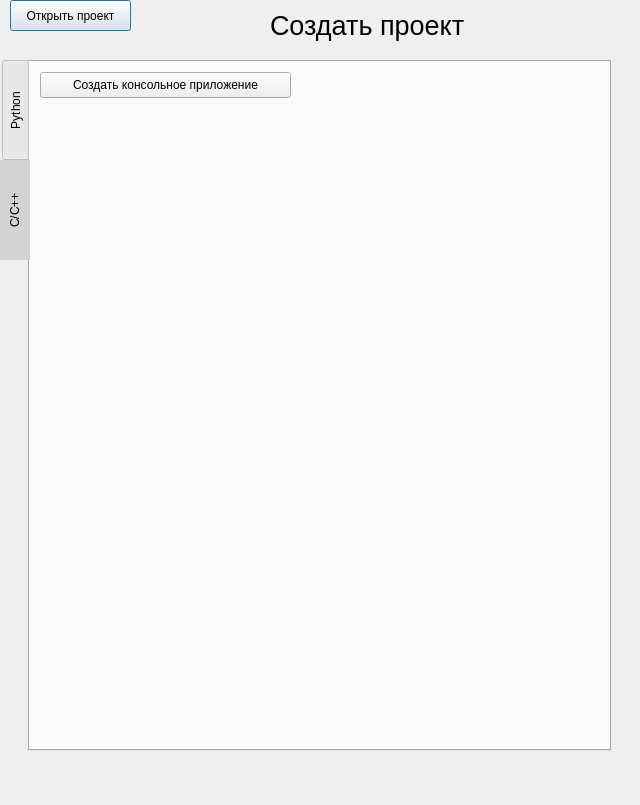
Nozarach1/quantum_gear, file src/startmenu.ui: the form before one commit.
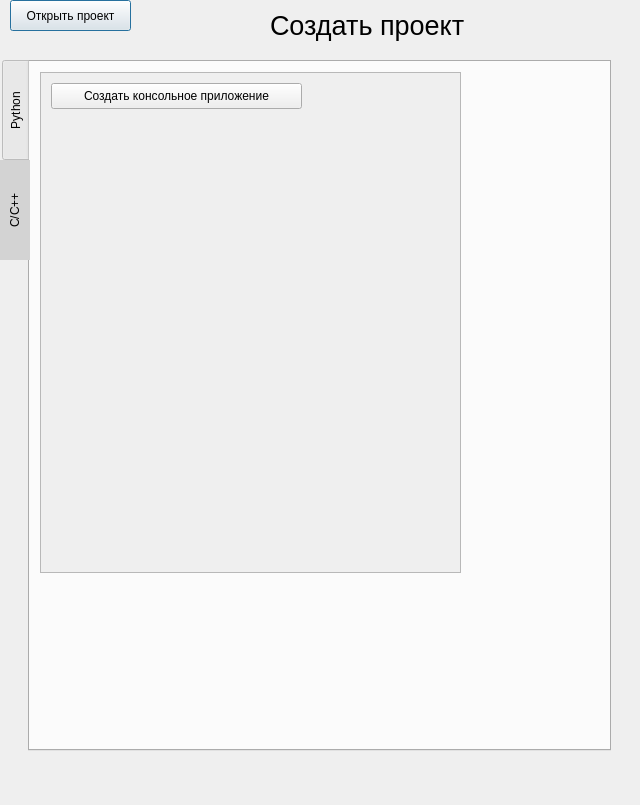
The form after the commit. The open tabs and pages were chosen to show the change.

Diff of the .ui file:
```diff
--- a/src/startmenu.ui
+++ b/src/startmenu.ui
@@ -91,6 +91,27 @@
     <attribute name="title">
      <string>C/C++</string>
     </attribute>
+    <widget class="QScrollArea" name="scrollArea_2">
+     <property name="geometry">
+      <rect>
+       <x>10</x>
+       <y>10</y>
+       <width>421</width>
+       <height>501</height>
+      </rect>
+     </property>
+     <property name="widgetResizable">
+      <bool>true</bool>
+     </property>
+     <widget class="QWidget" name="scrollAreaWidgetContents_2">
+      <property name="geometry">
+       <rect>
+        <x>0</x>
+        <y>0</y>
+        <width>419</width>
+        <height>499</height>
+       </rect>
+      </property>
     <widget class="QPushButton" name="CPPConsolebutton">
      <property name="geometry">
       <rect>
@@ -103,6 +124,8 @@
      <property name="text">
       <string>Создать консольное приложение</string>
      </property>
+      </widget>
+     </widget>
     </widget>
    </widget>
   </widget>
```
Left out of the diff: 25 changed lines with no effect on the pictures. Lines whose indentation alone changed are shown as unchanged.
